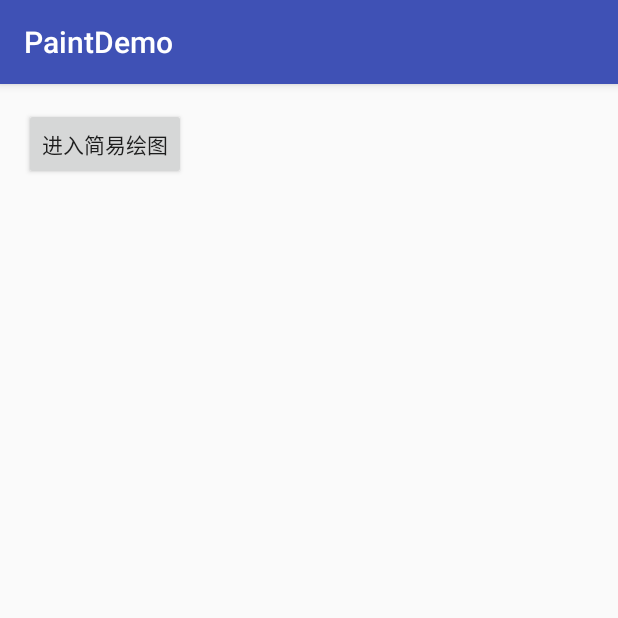
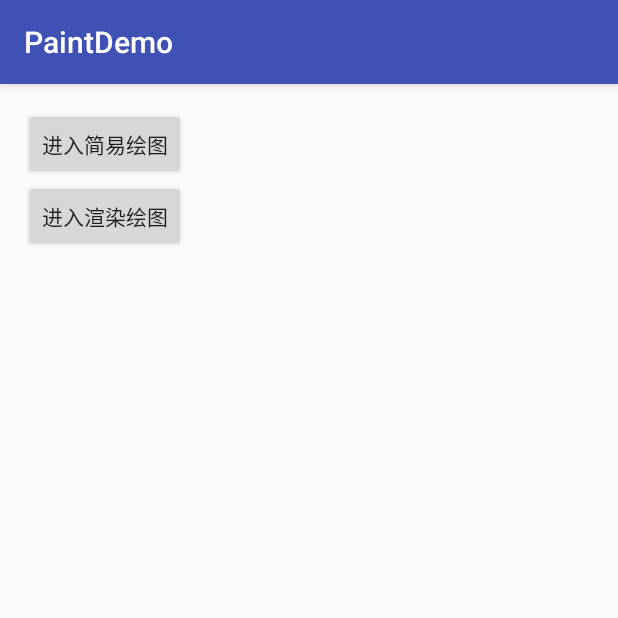
Before and after one commit to wuzhiqian/PaintDemo, an Android app: the screen it shows after launch (MainActivity), on a phone screen of 412 x 824 dp, the top half of it. Run offline under Robolectric (Android 15) with nearby library versions, the phone set to English and light mode, and no system bars.

Commit message:
调整结构

```diff
--- a/app/src/main/AndroidManifest.xml
+++ b/app/src/main/AndroidManifest.xml
@@ -17,6 +17,7 @@
         </activity>
 
         <activity android:name=".ui.SimpleActivity"/>
+        <activity android:name=".ui.ShaderActivity"/>
     </application>
 
 </manifest>
--- a/app/src/main/java/com/wzq/paintdemo/ui/SimpleActivity.java
+++ b/app/src/main/java/com/wzq/paintdemo/ui/SimpleActivity.java
@@ -5,7 +5,7 @@ import android.support.annotation.Nullable;
 import android.support.v7.app.AppCompatActivity;
 
 import com.wzq.paintdemo.R;
-import com.wzq.paintdemo.view.PaintView;
+import com.wzq.paintdemo.view.basicview.PaintView;
 
 /**
  * Created by wzq on 17-1-5.
--- a/app/src/main/java/com/wzq/paintdemo/view/PaintView.java
+++ b/app/src/main/java/com/wzq/paintdemo/view/basicview/PaintView.java
@@ -1,4 +1,4 @@
-package com.wzq.paintdemo.view;
+package com.wzq.paintdemo.view.basicview;
 
 import android.content.Context;
 import android.graphics.Bitmap;
--- a/app/src/main/res/layout/activity_main.xml
+++ b/app/src/main/res/layout/activity_main.xml
@@ -23,6 +23,13 @@
                 android:clickable="true"
                 android:text="进入简易绘图"
                 android:onClick="enterBisicAcitivity"/>
+
+            <Button
+                android:layout_width="wrap_content"
+                android:layout_height="wrap_content"
+                android:clickable="true"
+                android:text="进入渲染绘图"
+                android:onClick="enterShaderAcitivity"/>
         </LinearLayout>
     </ScrollView>
 
--- a/app/src/main/res/layout/activity_simple.xml
+++ b/app/src/main/res/layout/activity_simple.xml
@@ -2,7 +2,7 @@
 <LinearLayout xmlns:android="http://schemas.android.com/apk/res/android"
     android:orientation="vertical" android:layout_width="match_parent"
     android:layout_height="match_parent">
-    <com.wzq.paintdemo.view.PaintView
+    <com.wzq.paintdemo.view.basicview.PaintView
         android:id="@+id/paintView"
         android:layout_width="match_parent"
         android:layout_height="match_parent" />
```
Also changed, not shown: app/src/main/java/com/wzq/paintdemo/ui/MainActivity.java (+8 -0 lines), app/src/main/java/com/wzq/paintdemo/ui/ShaderActivity.java (added, +20 -0 lines), app/src/main/java/com/wzq/paintdemo/view/shaderview/BitmapShaderView.java (added, +38 -0 lines), app/src/main/res/layout/activity_shader.xml (added, +18 -0 lines).
